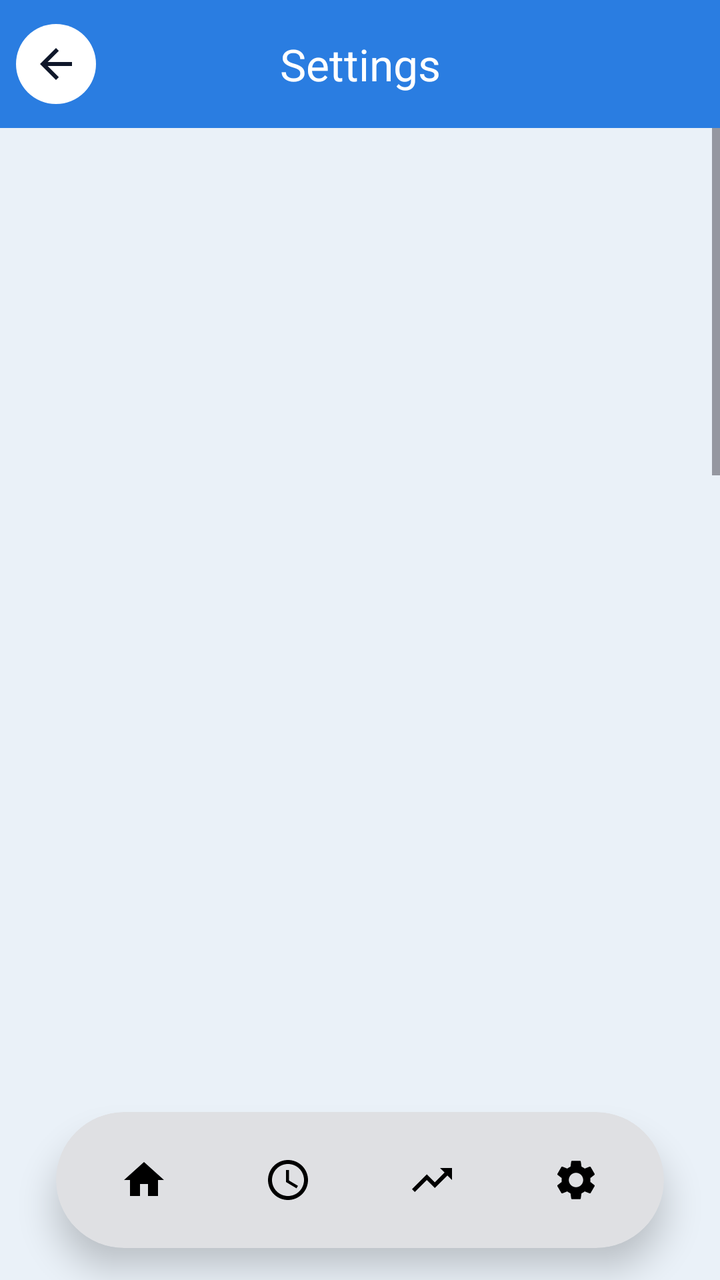
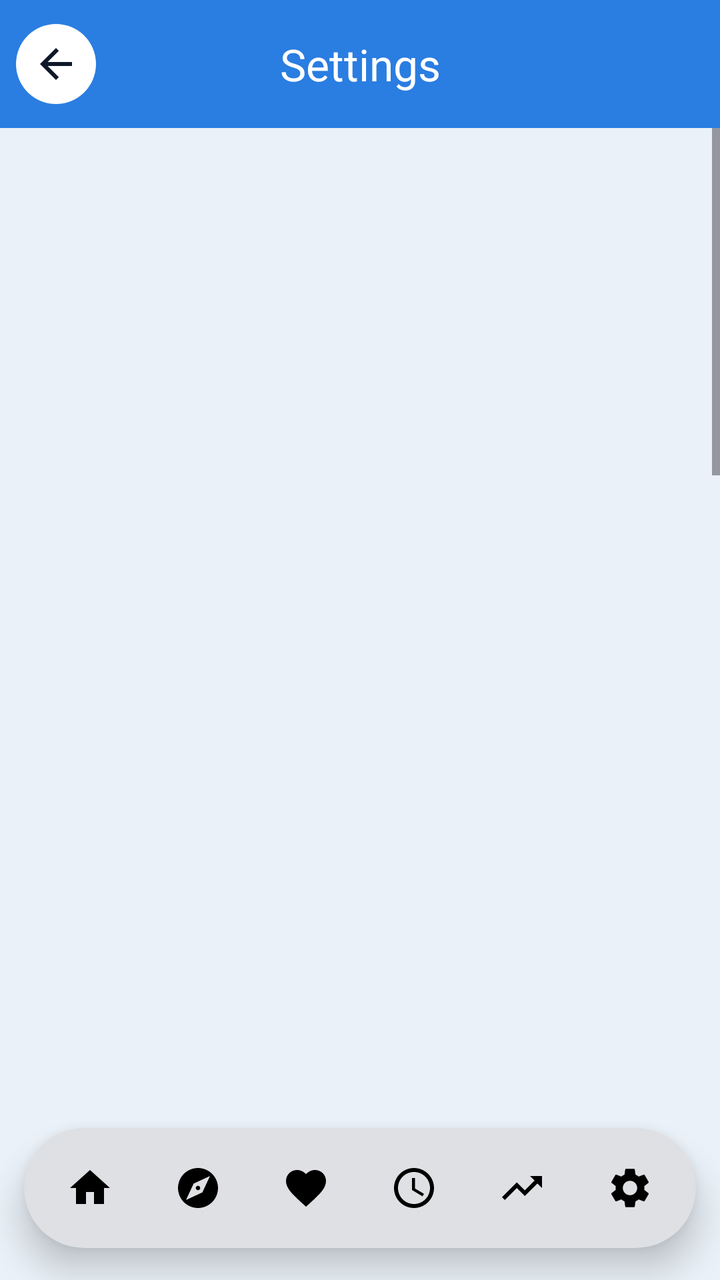

The first picture is an Android layout as it rendered before a commit; the second is the same layout after the commit. The layout source and the unified diff follow.
<!-- AndroidManifest.xml: application theme Theme.EcoSense -->
<!-- res/layout/activity_settings.xml -->
<?xml version="1.0" encoding="utf-8"?>
<androidx.constraintlayout.widget.ConstraintLayout xmlns:android="http://schemas.android.com/apk/res/android" xmlns:app="http://schemas.android.com/apk/res-auto" xmlns:tools="http://schemas.android.com/tools"
    android:layout_width="match_parent"
    android:layout_height="match_parent"
    android:background="@color/eco_bg">

    <com.google.android.material.appbar.MaterialToolbar
        android:id="@+id/toolbar"
        android:layout_width="0dp"
        android:layout_height="?attr/actionBarSize"
        android:background="@color/sky_top"
        app:layout_constraintEnd_toEndOf="parent"
        app:layout_constraintStart_toStartOf="parent"
        app:layout_constraintTop_toTopOf="parent"
        app:navigationIcon="@drawable/ic_back_circle"
        app:title="Settings"
        app:titleCentered="true"
        app:titleTextAppearance="@style/EcoToolbarTitle"
        app:titleTextColor="@android:color/white" />

    <ScrollView
        android:layout_width="0dp"
        android:layout_height="0dp"
        android:clipToPadding="false"
        android:paddingBottom="120dp"
        app:layout_constraintBottom_toBottomOf="parent"
        app:layout_constraintEnd_toEndOf="parent"
        app:layout_constraintStart_toStartOf="parent"
        app:layout_constraintTop_toBottomOf="@id/toolbar">

        <LinearLayout
            android:layout_width="match_parent"
            android:layout_height="wrap_content"
            android:layoutAnimation="@anim/layout_slide_up"
            android:orientation="vertical">

            
            <LinearLayout
                android:layout_width="match_parent"
                android:layout_height="wrap_content"
                android:background="@drawable/bg_sky"
                android:orientation="vertical"
                android:paddingStart="20dp"
                android:paddingTop="12dp"
                android:paddingEnd="20dp"
                android:paddingBottom="30dp">

                <LinearLayout
                    android:layout_width="match_parent"
                    android:layout_height="wrap_content"
                    android:background="@drawable/bg_glass"
                    android:gravity="center_vertical"
                    android:orientation="horizontal"
                    android:padding="18dp">

                    <TextView
                        android:layout_width="48dp"
                        android:layout_height="48dp"
                        android:background="@drawable/bg_circle"
                        android:gravity="center"
                        android:text="👤"
                        android:textSize="22sp" />

                    <TextView
                        android:id="@+id/tvAccount"
                        android:layout_width="0dp"
                        android:layout_height="wrap_content"
                        android:layout_marginStart="14dp"
                        android:layout_weight="1"
                        android:fontFamily="sans-serif-medium"
                        android:textColor="@android:color/white"
                        android:textSize="15sp" />
                </LinearLayout>
            </LinearLayout>

            <LinearLayout
                android:layout_width="match_parent"
                android:layout_height="wrap_content"
                android:orientation="vertical"
                android:paddingStart="16dp"
                android:paddingEnd="16dp">

                <com.google.android.material.card.MaterialCardView
                    style="@style/EcoCard"
                    android:layout_width="match_parent"
                    android:layout_height="wrap_content"
                    android:layout_marginTop="12dp">

                    <LinearLayout
                        android:layout_width="match_parent"
                        android:layout_height="wrap_content"
                        android:orientation="vertical"
                        android:padding="18dp">

                        <TextView
                            style="@style/EcoSection"
                            android:layout_width="wrap_content"
                            android:layout_height="wrap_content"
                            android:text="🩺  Health profile" />

                        <HorizontalScrollView
                            android:layout_width="match_parent"
                            android:layout_height="wrap_content"
                            android:layout_marginTop="10dp"
                            android:scrollbars="none">

                            <com.google.android.material.chip.ChipGroup
                                android:id="@+id/chipProfile"
                                android:layout_width="wrap_content"
                                android:layout_height="wrap_content"
                                app:selectionRequired="true"
                                app:singleLine="true"
                                app:singleSelection="true">

                        <com.google.android.material.chip.Chip
                            android:id="@+id/chipP0"
                            style="@style/EcoChip"
                            android:layout_width="wrap_content"
                            android:layout_height="wrap_content"
                            android:text="Normal" />
                        <com.google.android.material.chip.Chip
                            android:id="@+id/chipP1"
                            style="@style/EcoChip"
                            android:layout_width="wrap_content"
                            android:layout_height="wrap_content"
                            android:text="Sensitive" />
                        <com.google.android.material.chip.Chip
                            android:id="@+id/chipP2"
                            style="@style/EcoChip"
                            android:layout_width="wrap_content"
                            android:layout_height="wrap_content"
                            android:text="Elderly" />
                        <com.google.android.material.chip.Chip
                            android:id="@+id/chipP3"
                            style="@style/EcoChip"
                            android:layout_width="wrap_content"
                            android:layout_height="wrap_content"
                            android:text="Child" />
                        <com.google.android.material.chip.Chip
                            android:id="@+id/chipP4"
                            style="@style/EcoChip"
                            android:layout_width="wrap_content"
                            android:layout_height="wrap_content"
                            android:text="Athlete" />
                            </com.google.android.material.chip.ChipGroup>
                        </HorizontalScrollView>

                        <TextView
                            android:id="@+id/tvProfileDesc"
                            style="@style/EcoLabel"
                            android:layout_width="match_parent"
                            android:layout_height="wrap_content"
                            android:layout_marginTop="8dp" />

                        <com.google.android.material.button.MaterialButton
                            android:id="@+id/btnApplyProfile"
                            style="@style/Widget.Material3.Button.TonalButton"
                            android:layout_width="match_parent"
                            android:layout_height="52dp"
                            android:layout_marginTop="10dp"
                            android:text="Use recommended alert limits"
                            app:cornerRadius="26dp" />
                    </LinearLayout>
                </com.google.android.material.card.MaterialCardView>

                <com.google.android.material.card.MaterialCardView
                    style="@style/EcoCard"
                    android:layout_width="match_parent"
                    android:layout_height="wrap_content"
                    android:layout_marginTop="12dp">

                    <LinearLayout
                        android:layout_width="match_parent"
                        android:layout_height="wrap_content"
                        android:orientation="vertical"
                        android:padding="18dp">

                        <TextView
                            style="@style/EcoSection"
                            android:layout_width="wrap_content"
                            android:layout_height="wrap_content"
                            android:text="⚠️  Alert thresholds" />

                    <com.google.android.material.textfield.TextInputLayout
                        style="@style/Widget.Material3.TextInputLayout.OutlinedBox"
                        android:layout_width="match_parent"
                        android:layout_height="wrap_content"
                        android:layout_marginTop="10dp"
                        android:hint="Max temperature (°C)"
                        app:boxCornerRadiusBottomEnd="16dp"
                        app:boxCornerRadiusBottomStart="16dp"
                        app:boxCornerRadiusTopEnd="16dp"
                        app:boxCornerRadiusTopStart="16dp">

                        <com.google.android.material.textfield.TextInputEditText
                            android:id="@+id/etTemp"
                            android:layout_width="match_parent"
                            android:layout_height="wrap_content"
                            android:inputType="numberDecimal|numberSigned" />
                    </com.google.android.material.textfield.TextInputLayout>
                    <com.google.android.material.textfield.TextInputLayout
                        style="@style/Widget.Material3.TextInputLayout.OutlinedBox"
                        android:layout_width="match_parent"
                        android:layout_height="wrap_content"
                        android:layout_marginTop="10dp"
                        android:hint="Max humidity (%)"
                        app:boxCornerRadiusBottomEnd="16dp"
                        app:boxCornerRadiusBottomStart="16dp"
                        app:boxCornerRadiusTopEnd="16dp"
                        app:boxCornerRadiusTopStart="16dp">

                        <com.google.android.material.textfield.TextInputEditText
                            android:id="@+id/etHumidity"
                            android:layout_width="match_parent"
                            android:layout_height="wrap_content"
                            android:inputType="numberDecimal" />
                    </com.google.android.material.textfield.TextInputLayout>
                    <com.google.android.material.textfield.TextInputLayout
                        style="@style/Widget.Material3.TextInputLayout.OutlinedBox"
                        android:layout_width="match_parent"
                        android:layout_height="wrap_content"
                        android:layout_marginTop="10dp"
                        android:hint="Max PM2.5 (µg/m³)"
                        app:boxCornerRadiusBottomEnd="16dp"
                        app:boxCornerRadiusBottomStart="16dp"
                        app:boxCornerRadiusTopEnd="16dp"
                        app:boxCornerRadiusTopStart="16dp">

                        <com.google.android.material.textfield.TextInputEditText
                            android:id="@+id/etPm25"
                            android:layout_width="match_parent"
                            android:layout_height="wrap_content"
                            android:inputType="numberDecimal" />
                    </com.google.android.material.textfield.TextInputLayout>
                    <com.google.android.material.textfield.TextInputLayout
                        style="@style/Widget.Material3.TextInputLayout.OutlinedBox"
                        android:layout_width="match_parent"
                        android:layout_height="wrap_content"
                        android:layout_marginTop="10dp"
                        android:hint="Max PM10 (µg/m³)"
                        app:boxCornerRadiusBottomEnd="16dp"
                        app:boxCornerRadiusBottomStart="16dp"
                        app:boxCornerRadiusTopEnd="16dp"
                        app:boxCornerRadiusTopStart="16dp">

                        <com.google.android.material.textfield.TextInputEditText
                            android:id="@+id/etPm10"
                            android:layout_width="match_parent"
                            android:layout_height="wrap_content"
                            android:inputType="numberDecimal" />
                    </com.google.android.material.textfield.TextInputLayout>
                    <com.google.android.material.textfield.TextInputLayout
                        style="@style/Widget.Material3.TextInputLayout.OutlinedBox"
                        android:layout_width="match_parent"
                        android:layout_height="wrap_content"
                        android:layout_marginTop="10dp"
                        android:hint="Background check interval (min, ≥ 5)"
                        app:boxCornerRadiusBottomEnd="16dp"
                        app:boxCornerRadiusBottomStart="16dp"
                        app:boxCornerRadiusTopEnd="16dp"
                        app:boxCornerRadiusTopStart="16dp">

                        <com.google.android.material.textfield.TextInputEditText
                            android:id="@+id/etInterval"
                            android:layout_width="match_parent"
                            android:layout_height="wrap_content"
                            android:inputType="number" />
                    </com.google.android.material.textfield.TextInputLayout>
                    <com.google.android.material.button.MaterialButton
                        android:id="@+id/btnSave"
                        style="@style/Widget.Material3.Button"
                        android:layout_width="match_parent"
                        android:layout_height="52dp"
                        android:layout_marginTop="8dp"
                        android:text="Save settings"
                        app:cornerRadius="26dp" />
                    </LinearLayout>
                </com.google.android.material.card.MaterialCardView>

                <com.google.android.material.card.MaterialCardView
                    style="@style/EcoCard"
                    android:layout_width="match_parent"
                    android:layout_height="wrap_content"
                    android:layout_marginTop="12dp">

                    <LinearLayout
                        android:layout_width="match_parent"
                        android:layout_height="wrap_content"
                        android:orientation="vertical"
                        android:padding="18dp">

                        <TextView
                            style="@style/EcoSection"
                            android:layout_width="wrap_content"
                            android:layout_height="wrap_content"
                            android:text="🎨  Preferences" />

                    <LinearLayout
                        android:layout_width="match_parent"
                        android:layout_height="wrap_content"
                        android:layout_marginTop="8dp"
                        android:gravity="center_vertical"
                        android:orientation="horizontal">

                        <TextView
                            android:layout_width="40dp"
                            android:layout_height="40dp"
                            android:background="@drawable/bg_circle_tile"
                            android:gravity="center"
                            android:text="🔔"
                            android:textSize="17sp" />

                        <TextView
                            android:layout_width="0dp"
                            android:layout_height="wrap_content"
                            android:layout_marginStart="12dp"
                            android:layout_weight="1"
                            android:text="Push notifications"
                            android:textColor="@color/eco_text"
                            android:textSize="15sp" />

                        <com.google.android.material.materialswitch.MaterialSwitch
                            android:id="@+id/swNotifications"
                            android:layout_width="wrap_content"
                            android:layout_height="wrap_content" />
                    </LinearLayout>
                    <LinearLayout
                        android:layout_width="match_parent"
                        android:layout_height="wrap_content"
                        android:layout_marginTop="8dp"
                        android:gravity="center_vertical"
                        android:orientation="horizontal">

                        <TextView
                            android:layout_width="40dp"
                            android:layout_height="40dp"
                            android:background="@drawable/bg_circle_tile"
                            android:gravity="center"
                            android:text="🌙"
                            android:textSize="17sp" />

                        <TextView
                            android:layout_width="0dp"
                            android:layout_height="wrap_content"
                            android:layout_marginStart="12dp"
                            android:layout_weight="1"
                            android:text="Dark mode"
                            android:textColor="@color/eco_text"
                            android:textSize="15sp" />

                        <com.google.android.material.materialswitch.MaterialSwitch
                            android:id="@+id/swDark"
                            android:layout_width="wrap_content"
                            android:layout_height="wrap_content" />
                    </LinearLayout>
                    </LinearLayout>
                </com.google.android.material.card.MaterialCardView>

                <com.google.android.material.card.MaterialCardView
                    style="@style/EcoCard"
                    android:layout_width="match_parent"
                    android:layout_height="wrap_content"
                    android:layout_marginTop="12dp">

                    <LinearLayout
                        android:layout_width="match_parent"
                        android:layout_height="wrap_content"
                        android:orientation="vertical"
                        android:padding="18dp">

                        <TextView
                            style="@style/EcoSection"
                            android:layout_width="wrap_content"
                            android:layout_height="wrap_content"
                            android:text="🗂️  Data &amp; account" />

                    <com.google.android.material.button.MaterialButton
                        android:id="@+id/btnPermissions"
                        style="@style/Widget.Material3.Button.TonalButton"
                        android:layout_width="match_parent"
                        android:layout_height="52dp"
                        android:layout_marginTop="8dp"
                        android:text="Grant permissions"
                        app:cornerRadius="26dp" />
                    <com.google.android.material.button.MaterialButton
                        android:id="@+id/btnRestore"
                        style="@style/Widget.Material3.Button.OutlinedButton"
                        android:layout_width="match_parent"
                        android:layout_height="52dp"
                        android:layout_marginTop="8dp"
                        android:text="Restore history from cloud"
                        app:cornerRadius="26dp" />
                    <com.google.android.material.button.MaterialButton
                        android:id="@+id/btnClear"
                        style="@style/Widget.Material3.Button.OutlinedButton"
                        android:layout_width="match_parent"
                        android:layout_height="52dp"
                        android:layout_marginTop="8dp"
                        android:text="Clear local history"
                        app:cornerRadius="26dp" />
                    <com.google.android.material.button.MaterialButton
                        android:id="@+id/btnSource"
                        style="@style/Widget.Material3.Button.TextButton"
                        android:layout_width="match_parent"
                        android:layout_height="52dp"
                        android:layout_marginTop="8dp"
                        android:text="Data source: Open-Meteo.com"
                        app:cornerRadius="26dp" />
                    <com.google.android.material.button.MaterialButton
                        android:id="@+id/btnLogout"
                        style="@style/Widget.Material3.Button.TextButton"
                        android:layout_width="match_parent"
                        android:layout_height="52dp"
                        android:layout_marginTop="8dp"
                        android:text="Log out"
                        app:cornerRadius="26dp"
                        android:textColor="@color/eco_alert" />
                    </LinearLayout>
                </com.google.android.material.card.MaterialCardView>

            </LinearLayout>
        </LinearLayout>
    </ScrollView>

    <include
        android:id="@+id/bottomNav"
        layout="@layout/view_bottom_nav"
        android:layout_width="0dp"
        android:layout_height="wrap_content"
        android:layout_marginStart="28dp"
        android:layout_marginEnd="28dp"
        android:layout_marginBottom="16dp"
        app:layout_constraintBottom_toBottomOf="parent"
        app:layout_constraintEnd_toEndOf="parent"
        app:layout_constraintStart_toStartOf="parent" />
</androidx.constraintlayout.widget.ConstraintLayout>
<!-- res/layout/view_bottom_nav.xml (included above) -->
<?xml version="1.0" encoding="utf-8"?>
<com.google.android.material.card.MaterialCardView xmlns:android="http://schemas.android.com/apk/res/android" xmlns:app="http://schemas.android.com/apk/res-auto" xmlns:tools="http://schemas.android.com/tools"
    style="@style/Widget.Material3.CardView.Elevated"
    android:layout_width="match_parent"
    android:layout_height="wrap_content"
    app:cardBackgroundColor="@color/eco_card"
    app:cardCornerRadius="34dp"
    app:cardElevation="10dp">

    <LinearLayout
        android:layout_width="match_parent"
        android:layout_height="wrap_content"
        android:gravity="center"
        android:orientation="horizontal"
        android:padding="8dp">

        <ImageView
            android:id="@+id/navHome"
            android:layout_width="0dp"
            android:layout_height="52dp"
            android:layout_weight="1"
            android:contentDescription="Home"
            android:padding="14dp"
            android:scaleType="centerInside"
            android:src="@drawable/ic_home" />
        <ImageView
            android:id="@+id/navHistory"
            android:layout_width="0dp"
            android:layout_height="52dp"
            android:layout_weight="1"
            android:contentDescription="History"
            android:padding="14dp"
            android:scaleType="centerInside"
            android:src="@drawable/ic_history" />
        <ImageView
            android:id="@+id/navPredict"
            android:layout_width="0dp"
            android:layout_height="52dp"
            android:layout_weight="1"
            android:contentDescription="Prediction"
            android:padding="14dp"
            android:scaleType="centerInside"
            android:src="@drawable/ic_trend" />
        <ImageView
            android:id="@+id/navSettings"
            android:layout_width="0dp"
            android:layout_height="52dp"
            android:layout_weight="1"
            android:contentDescription="Settings"
            android:padding="14dp"
            android:scaleType="centerInside"
            android:src="@drawable/ic_settings" />
    </LinearLayout>
</com.google.android.material.card.MaterialCardView>
<!-- resources referenced by this layout -->
<resources>
  <color name="eco_alert">#E53935</color>
  <color name="eco_bg">#EAF1F8</color>
  <color name="eco_card">#FFFFFF</color>
  <color name="eco_text">#0F172A</color>
  <color name="sky_top">#2A7DE1</color>
  <!-- drawable bg_circle (drawable) -->
  <?xml version="1.0" encoding="utf-8"?>
  <shape xmlns:android="http://schemas.android.com/apk/res/android" android:shape="oval">
      <solid android:color="#FFFFFF" />
  </shape>
  <!-- drawable bg_circle_tile (drawable) -->
  <?xml version="1.0" encoding="utf-8"?>
  <shape xmlns:android="http://schemas.android.com/apk/res/android" android:shape="oval">
      <solid android:color="@color/eco_tile" />
  </shape>
  <!-- drawable bg_glass (drawable) -->
  <?xml version="1.0" encoding="utf-8"?>
  <shape xmlns:android="http://schemas.android.com/apk/res/android" android:shape="rectangle">
      <solid android:color="@color/eco_glass" />
      <stroke android:width="1dp" android:color="@color/eco_glass_stroke" />
      <corners android:radius="26dp" />
  </shape>
  <!-- drawable ic_home (drawable) -->
  <vector xmlns:android="http://schemas.android.com/apk/res/android"
      android:width="24dp" android:height="24dp"
      android:viewportWidth="24" android:viewportHeight="24">
      <path android:fillColor="#000000" android:pathData="M10,20v-6h4v6h5v-8h3L12,3 2,12h3v8z" />
  </vector>
  <style name="EcoCard" parent="Widget.Material3.CardView.Elevated">
          <item name="cardCornerRadius">24dp</item>
          <item name="cardBackgroundColor">@color/eco_card</item>
          <item name="cardElevation">0dp</item>
          <item name="strokeWidth">0dp</item>
      </style>
  <style name="EcoLabel">
          <item name="android:textSize">13sp</item>
          <item name="android:textColor">@color/eco_text_secondary</item>
      </style>
  <style name="EcoSection">
          <item name="android:textSize">16sp</item>
          <item name="android:fontFamily">sans-serif-medium</item>
          <item name="android:textColor">@color/eco_text</item>
      </style>
  <style name="EcoToolbarTitle" parent="TextAppearance.Material3.TitleLarge">
          <item name="android:textColor">@android:color/white</item>
          <item name="android:fontFamily">sans-serif-medium</item>
      </style>
  <color name="eco_tile">#F1F5F9</color>
  <color name="eco_glass">#33FFFFFF</color>
  <color name="eco_glass_stroke">#66FFFFFF</color>
  <color name="sky_mid">#6FB2F0</color>
  <color name="sky_bottom">#EAF1F8</color>
  <color name="eco_text_secondary">#64748B</color>
  <color name="eco_navy">#0F172A</color>
  <color name="eco_on_navy">#FFFFFF</color>
  <color name="tint_hum">#DCEBFF</color>
  <color name="eco_primary">#1E6FE0</color>
  <color name="eco_on_primary">#FFFFFF</color>
  <color name="eco_outline">#CBD5E1</color>
  <!-- unchanged entries left out for length: 10 -->
</resources>

<!-- the commit's change to res/layout/activity_settings.xml (unified diff, before → after) -->
@@ -427,8 +427,8 @@
         layout="@layout/view_bottom_nav"
         android:layout_width="0dp"
         android:layout_height="wrap_content"
-        android:layout_marginStart="28dp"
-        android:layout_marginEnd="28dp"
+        android:layout_marginStart="12dp"
+        android:layout_marginEnd="12dp"
         android:layout_marginBottom="16dp"
         app:layout_constraintBottom_toBottomOf="parent"
         app:layout_constraintEnd_toEndOf="parent"
@@ -436,12 +436,13 @@
 </androidx.constraintlayout.widget.ConstraintLayout>
 <!-- res/layout/view_bottom_nav.xml (included above) -->
 <?xml version="1.0" encoding="utf-8"?>
-<com.google.android.material.card.MaterialCardView xmlns:android="http://schemas.android.com/apk/res/android" xmlns:app="http://schemas.android.com/apk/res-auto" xmlns:tools="http://schemas.android.com/tools"
+<com.google.android.material.card.MaterialCardView xmlns:android="http://schemas.android.com/apk/res/android"
+    xmlns:app="http://schemas.android.com/apk/res-auto"
     style="@style/Widget.Material3.CardView.Elevated"
     android:layout_width="match_parent"
     android:layout_height="wrap_content"
     app:cardBackgroundColor="@color/eco_card"
-    app:cardCornerRadius="34dp"
+    app:cardCornerRadius="32dp"
     app:cardElevation="10dp">
 
     <LinearLayout
@@ -449,42 +450,60 @@
         android:layout_height="wrap_content"
         android:gravity="center"
         android:orientation="horizontal"
-        android:padding="8dp">
+        android:padding="6dp">
 
         <ImageView
             android:id="@+id/navHome"
             android:layout_width="0dp"
-            android:layout_height="52dp"
+            android:layout_height="48dp"
             android:layout_weight="1"
             android:contentDescription="Home"
-            android:padding="14dp"
+            android:padding="12dp"
             android:scaleType="centerInside"
             android:src="@drawable/ic_home" />
         <ImageView
+            android:id="@+id/navPlan"
+            android:layout_width="0dp"
+            android:layout_height="48dp"
+            android:layout_weight="1"
+            android:contentDescription="Today's plan"
+            android:padding="12dp"
+            android:scaleType="centerInside"
+            android:src="@drawable/ic_plan" />
+        <ImageView
+            android:id="@+id/navSymptom"
+            android:layout_width="0dp"
+            android:layout_height="48dp"
+            android:layout_weight="1"
+            android:contentDescription="Symptom diary"
+            android:padding="12dp"
+            android:scaleType="centerInside"
+            android:src="@drawable/ic_heart" />
+        <ImageView
             android:id="@+id/navHistory"
             android:layout_width="0dp"
-            android:layout_height="52dp"
+            android:layout_height="48dp"
             android:layout_weight="1"
             android:contentDescription="History"
-            android:padding="14dp"
+            android:padding="12dp"
             android:scaleType="centerInside"
             android:src="@drawable/ic_history" />
         <ImageView
             android:id="@+id/navPredict"
             android:layout_width="0dp"
-            android:layout_height="52dp"
+            android:layout_height="48dp"
             android:layout_weight="1"
             android:contentDescription="Prediction"
-            android:padding="14dp"
+            android:padding="12dp"
             android:scaleType="centerInside"
             android:src="@drawable/ic_trend" />
         <ImageView
             android:id="@+id/navSettings"
             android:layout_width="0dp"
-            android:layout_height="52dp"
+            android:layout_height="48dp"
             android:layout_weight="1"
             android:contentDescription="Settings"
-            android:padding="14dp"
+            android:padding="12dp"
             android:scaleType="centerInside"
             android:src="@drawable/ic_settings" />
     </LinearLayout>
<!-- resource entries referenced after the edit -->
@@ -22,11 +22,23 @@
       <stroke android:width="1dp" android:color="@color/eco_glass_stroke" />
       <corners android:radius="26dp" />
   </shape>
+  <!-- drawable ic_heart (drawable) -->
+  <vector xmlns:android="http://schemas.android.com/apk/res/android"
+      android:width="24dp" android:height="24dp"
+      android:viewportWidth="24" android:viewportHeight="24">
+      <path android:fillColor="#000000" android:pathData="M12,21.35l-1.45,-1.32C5.4,15.36 2,12.28 2,8.5 2,5.42 4.42,3 7.5,3c1.74,0 3.41,0.81 4.5,2.09C13.09,3.81 14.76,3 16.5,3 19.58,3 22,5.42 22,8.5c0,3.78 -3.4,6.86 -8.55,11.54L12,21.35z" />
+  </vector>
   <!-- drawable ic_home (drawable) -->
   <vector xmlns:android="http://schemas.android.com/apk/res/android"
       android:width="24dp" android:height="24dp"
       android:viewportWidth="24" android:viewportHeight="24">
       <path android:fillColor="#000000" android:pathData="M10,20v-6h4v6h5v-8h3L12,3 2,12h3v8z" />
+  </vector>
+  <!-- drawable ic_plan (drawable) -->
+  <vector xmlns:android="http://schemas.android.com/apk/res/android"
+      android:width="24dp" android:height="24dp"
+      android:viewportWidth="24" android:viewportHeight="24">
+      <path android:fillColor="#000000" android:pathData="M12,10.9c-0.61,0 -1.1,0.49 -1.1,1.1s0.49,1.1 1.1,1.1c0.61,0 1.1,-0.49 1.1,-1.1s-0.49,-1.1 -1.1,-1.1zM12,2C6.48,2 2,6.48 2,12s4.48,10 10,10 10,-4.48 10,-10S17.52,2 12,2zM14.19,14.19L6,18l3.81,-8.19L18,6l-3.81,8.19z" />
   </vector>
   <style name="EcoCard" parent="Widget.Material3.CardView.Elevated">
           <item name="cardCornerRadius">24dp</item>
